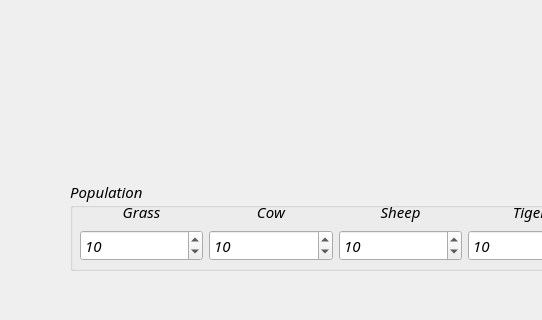
Bei-yuan-qian-jing/DataStructureProject, file widget.ui: the form before one commit; both pictures show x 0 to 542 and y 480 to 800 of the 1000 by 800 pixel window.
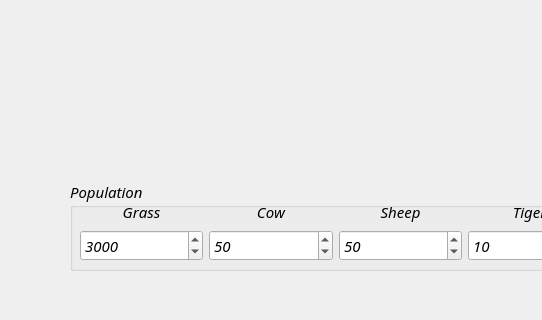
The form after the commit.

Diff of the .ui file:
```diff
--- a/widget.ui
+++ b/widget.ui
@@ -121,20 +121,20 @@
      <item row="1" column="1">
       <widget class="QSpinBox" name="Cow_num">
        <property name="maximum">
-        <number>500</number>
+        <number>1000</number>
        </property>
        <property name="value">
-        <number>10</number>
+        <number>50</number>
        </property>
       </widget>
      </item>
      <item row="1" column="2">
       <widget class="QSpinBox" name="Sheep_num">
        <property name="maximum">
-        <number>500</number>
+        <number>1000</number>
        </property>
        <property name="value">
-        <number>10</number>
+        <number>50</number>
        </property>
       </widget>
      </item>
@@ -181,10 +181,10 @@
      <item row="1" column="0">
       <widget class="QSpinBox" name="Grass_num">
        <property name="maximum">
-        <number>2000</number>
+        <number>5000</number>
        </property>
        <property name="value">
-        <number>10</number>
+        <number>3000</number>
        </property>
       </widget>
      </item>
```
Left out of the diff: 2 changed lines with no effect on the pictures.
